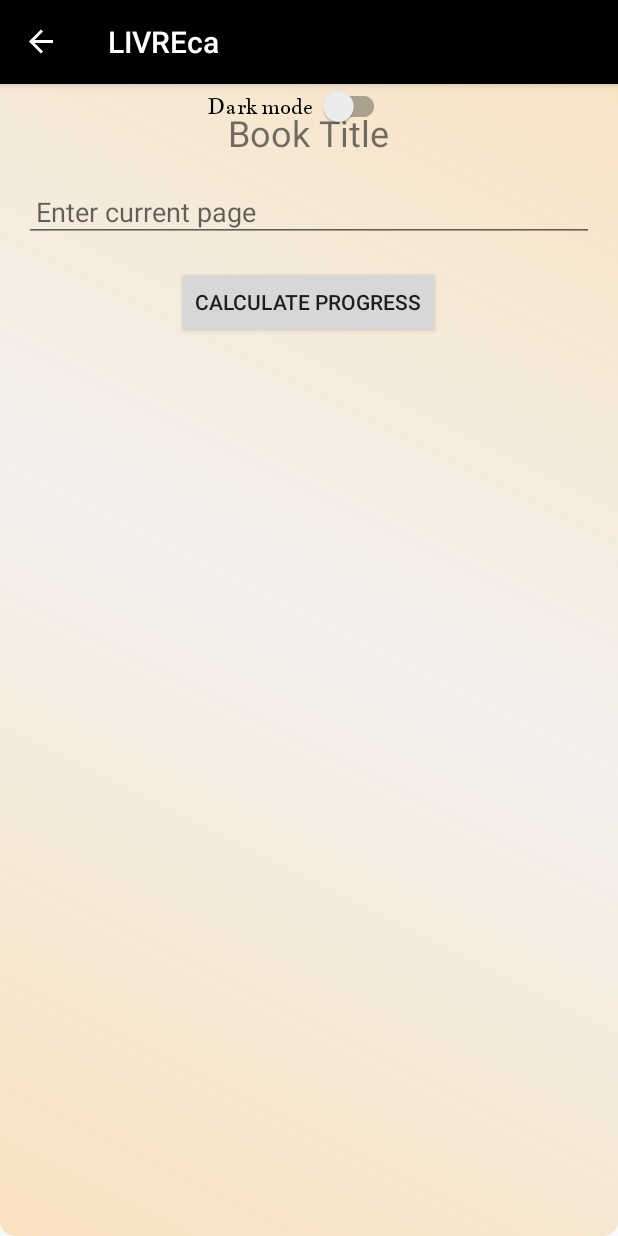
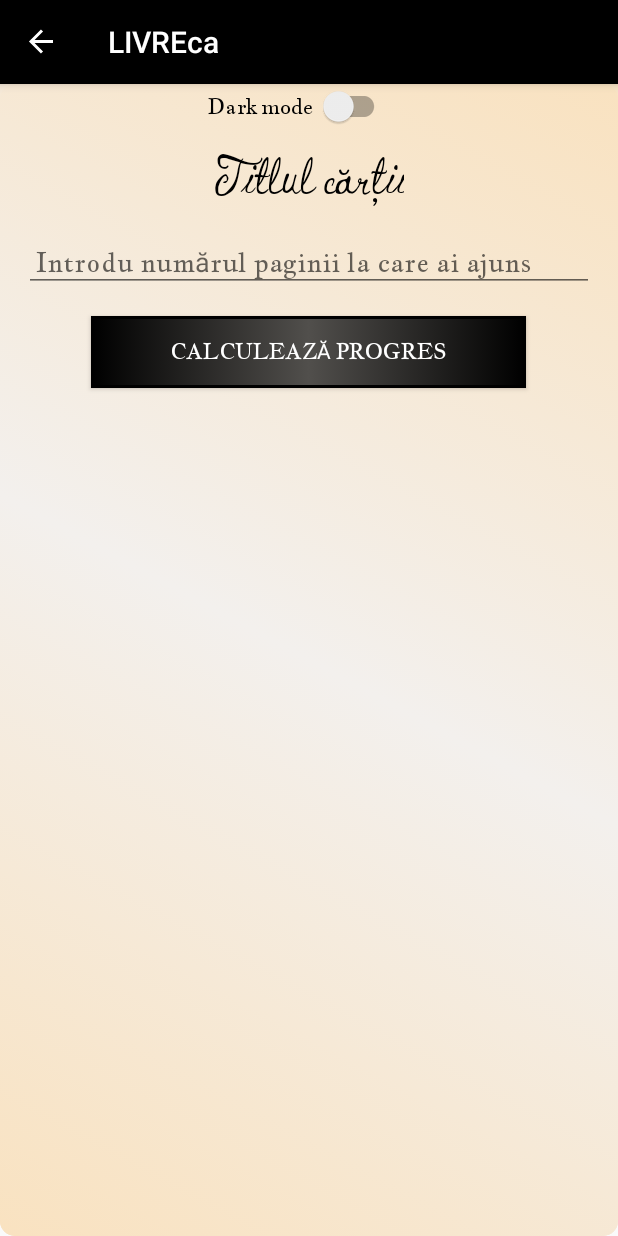
Before and after one commit to Celia-unitbv/LivreCA, an Android app: the BookDetailFragment screen opened through its navigation route, on a phone screen of 412 x 824 dp. Run offline under Robolectric (Android 15) with nearby library versions, the phone set to English and light mode, and no system bars; our stand-ins replace navigation-ui.

Commit message:
UI improvements

```diff
--- a/Android/app/src/main/java/com/example/livreca/AddBookFragment.kt
+++ b/Android/app/src/main/java/com/example/livreca/AddBookFragment.kt
@@ -51,12 +51,12 @@ class AddBookFragment : Fragment() {
                 lifecycleScope.launch {
                     context?.let {
                         AppDatabase.getDatabase(it).bookDao().insert(newBook)
-                        Toast.makeText(it, "Book added successfully", Toast.LENGTH_SHORT).show()
+                        Toast.makeText(it, "Cartea a fost adăugată cu succes!", Toast.LENGTH_SHORT).show()
                         findNavController().navigateUp()
                     }
                 }
             } else {
-                Toast.makeText(context, "Please fill all fields", Toast.LENGTH_SHORT).show()
+                Toast.makeText(context, "Te rog, completează toate câmpurile!", Toast.LENGTH_SHORT).show()
             }
         }
     }
--- a/Android/app/src/main/java/com/example/livreca/BookAdapter.kt
+++ b/Android/app/src/main/java/com/example/livreca/BookAdapter.kt
@@ -27,8 +27,8 @@ class BookAdapter : ListAdapter<Book, BookAdapter.BookViewHolder>(BookDiffCallba
             binding.bookAuthor.text = book.author
             binding.bookGenre.text = book.genre
             binding.progressBar.progress = book.progress
-            binding.progressText.text = "Progress: ${book.progress}%"
-            binding.bookNumberOfPages.text = "Pages: ${book.numberOfPages}" // Adăugat
+            binding.progressText.text = "Progres: ${book.progress}%"
+            binding.bookNumberOfPages.text = "Pagini: ${book.numberOfPages}" // Adăugat
 
             // Setăm un click listener pe itemView
             itemView.setOnClickListener {
--- a/Android/app/src/main/java/com/example/livreca/BookDetailFragment.kt
+++ b/Android/app/src/main/java/com/example/livreca/BookDetailFragment.kt
@@ -56,10 +56,10 @@ class BookDetailFragment : Fragment() {
                         }
 
                         // Actualizăm UI-ul cu progresul citirii
-                        percentageReadTextView.text = "You have read $percentage% of the book."
+                        percentageReadTextView.text = "Ai citit $percentage% din carte."
                         percentageReadTextView.visibility = View.VISIBLE
                     } else {
-                        percentageReadTextView.text = "Please enter a valid page number."
+                        percentageReadTextView.text = "Te rog, adaugă un număr valid."
                         percentageReadTextView.visibility = View.VISIBLE
                     }
                 }
--- a/Android/app/src/main/java/com/example/livreca/LoginFragment.kt
+++ b/Android/app/src/main/java/com/example/livreca/LoginFragment.kt
@@ -36,17 +36,17 @@ class LoginFragment : Fragment() {
                     context?.let {
                         val user = AppDatabase.getDatabase(it).userDao().getUser(username, password)
                         if (user != null) {
-                            Toast.makeText(it, "Login successful", Toast.LENGTH_SHORT).show()
+                            Toast.makeText(it, "Conectare reușită!", Toast.LENGTH_SHORT).show()
 
                             val action = LoginFragmentDirections.actionLoginFragmentToBookListFragment(user.id)
                             findNavController().navigate(action)
                         } else {
-                            Toast.makeText(it, "Invalid username or password", Toast.LENGTH_SHORT).show()
+                            Toast.makeText(it, "Parolă sau username greșite!", Toast.LENGTH_SHORT).show()
                         }
                     }
                 }
             } else {
-                Toast.makeText(context, "Please fill all fields", Toast.LENGTH_SHORT).show()
+                Toast.makeText(context, "Completează toate câmpurile!", Toast.LENGTH_SHORT).show()
             }
         }
     }
--- a/Android/app/src/main/java/com/example/livreca/RegisterFragment.kt
+++ b/Android/app/src/main/java/com/example/livreca/RegisterFragment.kt
@@ -36,11 +36,11 @@ class RegisterFragment : Fragment() {
                 lifecycleScope.launch {
                     context?.let {
                         AppDatabase.getDatabase(it).userDao().insert(user)
-                        Toast.makeText(it, "User registered successfully", Toast.LENGTH_SHORT).show()
+                        Toast.makeText(it, "Utilizatorul a fost înregistrat cu succes!", Toast.LENGTH_SHORT).show()
                     }
                 }
             } else {
-                Toast.makeText(context, "Please fill all fields", Toast.LENGTH_SHORT).show()
+                Toast.makeText(context, "Completează toate câmpurile!", Toast.LENGTH_SHORT).show()
             }
         }
     }
--- a/Android/app/src/main/res/drawable/normal_button.xml
+++ b/Android/app/src/main/res/drawable/normal_button.xml
@@ -2,6 +2,5 @@
 <shape xmlns:android="http://schemas.android.com/apk/res/android"
     android:shape="rectangle">
     <stroke android:color="@color/black" android:width="2dp" />
-    <corners android:radius="8dp" />
     <gradient android:startColor="@color/black" android:centerColor="@color/darker_gray" android:endColor="@color/black" android:angle="180" android:type="linear" />
 </shape>
--- a/Android/app/src/main/res/drawable/pressed_button.xml
+++ b/Android/app/src/main/res/drawable/pressed_button.xml
@@ -2,7 +2,5 @@
 <shape xmlns:android="http://schemas.android.com/apk/res/android"
     android:shape="rectangle">
     <stroke android:color="@color/black" android:width="2dp" />
-    <corners android:radius="8dp" />
     <gradient android:startColor="@color/black"  android:endColor="@color/darker_gray" android:angle="180" android:type="linear" />
-
 </shape>
--- a/Android/app/src/main/res/layout/fragment_book_detail.xml
+++ b/Android/app/src/main/res/layout/fragment_book_detail.xml
@@ -3,39 +3,50 @@
     android:layout_width="match_parent"
     android:layout_height="match_parent"
     android:orientation="vertical"
-    android:padding="16dp">
+    android:padding="16dp"
+    style="@style/SCREEN">
 
     <TextView
         android:id="@+id/book_title"
         android:layout_width="wrap_content"
         android:layout_height="wrap_content"
-        android:text="Book Title"
-        android:textSize="24sp"
+        android:text="@string/book_title"
+        android:textSize="40sp"
+        android:layout_marginTop="20dp"
+        android:textAlignment="center"
+        style="@style/TEXTVIEW"
+        android:fontFamily="@font/ingrid_darling"
         android:layout_gravity="center_horizontal"
-        android:paddingBottom="16dp"/>
+    />
 
     <EditText
         android:id="@+id/current_page"
+        style="@style/TEXTVIEW"
         android:layout_width="match_parent"
         android:layout_height="wrap_content"
-        android:hint="Enter current page"
+        android:layout_marginBottom="16dp"
+        android:fontFamily="@font/jacques_francois"
+        android:hint="@string/add_number_of_pages"
         android:inputType="number"
-        android:padding="8dp"
-        android:layout_marginBottom="16dp"/>
+        android:padding="8dp" />
 
     <Button
         android:id="@+id/calculate_button"
-        android:layout_width="wrap_content"
+        android:layout_width="290dp"
         android:layout_height="wrap_content"
-        android:text="Calculate Progress"
+        android:fontFamily="@font/jacques_francois"
+        android:padding="10dp"
+        android:text="@string/calculate_percentage"
+        style="@style/BUTTON"
         android:layout_gravity="center_horizontal"/>
 
     <TextView
         android:id="@+id/percentage_read"
         android:layout_width="wrap_content"
         android:layout_height="wrap_content"
-        android:text="You have read 0% of the book."
+        android:text="@string/progress_update_message"
         android:textSize="18sp"
+        style="@style/TEXTVIEW"
         android:layout_gravity="center_horizontal"
         android:paddingTop="16dp"
         android:visibility="gone"/>
--- a/Android/app/src/main/res/layout/fragment_book_list.xml
+++ b/Android/app/src/main/res/layout/fragment_book_list.xml
@@ -10,6 +10,7 @@
     <androidx.recyclerview.widget.RecyclerView
         android:id="@+id/recyclerView"
         android:layout_width="match_parent"
+        android:layout_marginTop="20dp"
         android:layout_height="0dp"
         android:layout_weight="1"
         />
--- a/Android/app/src/main/res/layout/fragment_start.xml
+++ b/Android/app/src/main/res/layout/fragment_start.xml
@@ -38,7 +38,7 @@
         android:fontFamily="@font/jacques_francois"
         android:padding="10dp"
         android:text="@string/Register"
-        android:textSize="25sp" />
+        android:textSize="20sp" />
 
     <Button
         android:id="@+id/btn_already_have_account"
@@ -49,7 +49,7 @@
         android:fontFamily="@font/jacques_francois"
         android:padding="10dp"
         android:text="@string/login"
-        android:textSize="25sp" />
+        android:textSize="20sp" />
 
 
 
--- a/Android/app/src/main/res/values-night/themes.xml
+++ b/Android/app/src/main/res/values-night/themes.xml
@@ -39,4 +39,9 @@
         <item name="android:background">@color/beige</item>
         <item name="android:textColor">@color/black</item>
     </style>
+
+    <style name="ITEMBOOK">
+        <item name="android:background">@color/transparent_beige</item>
+        <item name="android:textColor">@color/black</item>
+    </style>
 </resources>
--- a/Android/app/src/main/res/values/colors.xml
+++ b/Android/app/src/main/res/values/colors.xml
@@ -8,4 +8,5 @@
     <color name="dirty_beige">#FADBBE</color>
     <color name="gray">#808080</color>
     <color name="darker_gray">#514F4C</color>
+    <color name="transparent_beige">#8FF9E2C0</color>
 </resources>
--- a/Android/app/src/main/res/values/strings.xml
+++ b/Android/app/src/main/res/values/strings.xml
@@ -24,6 +24,11 @@
     <string name="book_saved" >Cartea a fost salvată cu succes!</string>
     <string name="add_book" >Adaugă o carte</string>
     <string name="dark_mode">"Dark mode "</string>
+    <string name="calculate_percentage">Calculează progres</string>
+    <string name="progress_update_message">Ai citit 0% din carte</string>
+    <string name="add_number_of_pages">Introdu numărul paginii la care ai ajuns</string>
+    <string name="book_title">Titlul cărții</string>
+    <string name="progres_view">Progres: 0%</string>
 
 
 </resources>
--- a/Android/app/src/main/res/values/themes.xml
+++ b/Android/app/src/main/res/values/themes.xml
@@ -38,5 +38,10 @@
         <item name="android:textColor">@color/white</item>
     </style>
 
+    <style name="ITEMBOOK">
+        <item name="android:background">@drawable/gradient_item_book</item>
+        <item name="android:textColor">@color/black</item>
+    </style>
+
 
 </resources>
```
Also changed, not shown: Android/app/src/main/res/drawable/gradient_item_book_night.xml (added, +9 -0 lines), Android/app/src/main/res/layout/item_book.xml (+10 -4 lines).
